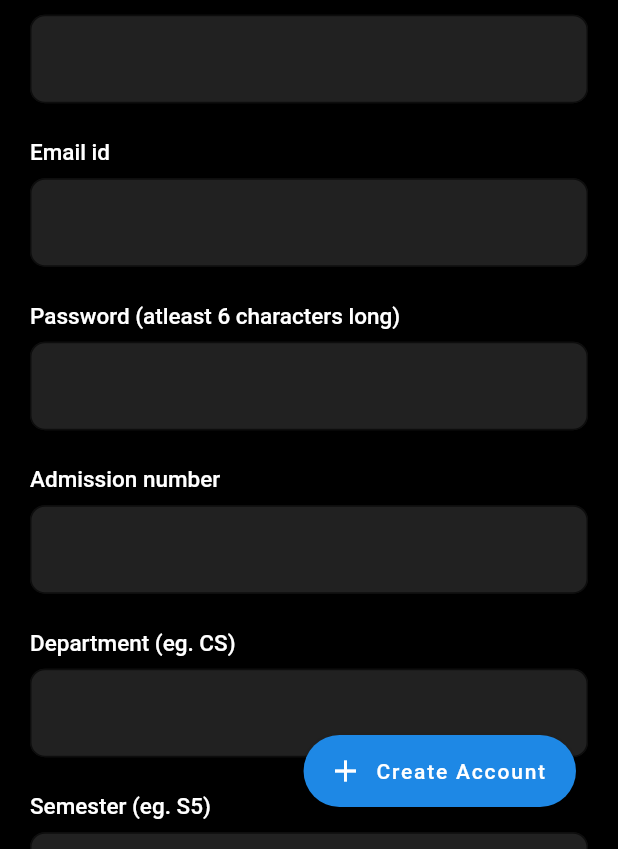
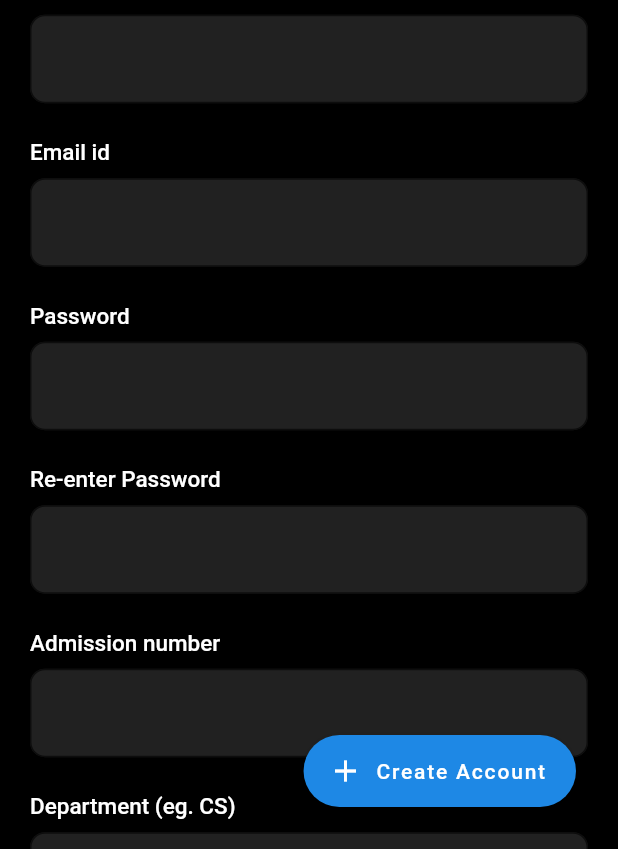
Before and after one commit to aKrRaC/bookopedia, a Flutter app: the SignUpPage screen opened directly, on a phone screen of 412 x 824 dp, the part 387-1236 px from its top. Run offline on Flutter 3.47's test engine with Material 2 defaults, Android fonts, the phone set to English and light mode, and no system bars; our stand-ins replace cloud_firestore, firebase_auth, flutter_spinkit; missing offline and left inert: flappy_search_bar; accounts and stored records are empty.

Commit message:
added some validators minor ui changes

```diff
--- a/lib/authentication/Login.dart
+++ b/lib/authentication/Login.dart
@@ -59,7 +59,16 @@ class _LoginPageState extends State<LoginPage> {
           ),
           TextFormField(
               style: TextStyle(color: Colors.white),
-              validator: (val) => val.isEmpty ? 'Fill in all the details!' : null,
+              validator: (val){
+                if(title == "Email id" && val.isEmpty){
+                  return "Please enter an email id";
+                }else if(title == "Password" && val.isEmpty){
+                  return "Please enter a password";
+                }
+                else{
+                  return null;
+                }
+              },
               onChanged: (val) {
               if (title == "Email id"){
                 setState(() => email = val);
--- a/lib/authentication/Signup.dart
+++ b/lib/authentication/Signup.dart
@@ -74,12 +74,36 @@ class _SignUpPageState extends State<SignUpPage> {
           ),
           TextFormField(
               style: TextStyle(color: Colors.white),
-              validator: (val) => val.isEmpty ? 'Fill in all the details!' : null,
+              validator: (val){
+                if(title == "Username" && val.isEmpty){
+                  return "Please enter a username";
+                }else if(title == "Email id" && val.isEmpty){
+                  return "Please enter a valid email id";
+                }else if(title == "Password" && val.isEmpty){
+                  return "Please enter a password";
+                }else if(title == "Password" && val.isNotEmpty && val.length < 6){
+                  return "Please enter a password of length >= 6";
+                }else if(title == "Re-enter Password" && val.isEmpty){
+                  return "Please re-enter password";
+                }else if(title == "Re-enter Password" && val != password && val.isNotEmpty){
+                  return "Passwords don\'t match";
+                } else if(title == "Admission number" && val.isEmpty && val.length !=6){
+                  return "Please enter a valid admission number";
+                }else if(title == "Department (eg. CS)" && val.isEmpty){
+                  return "Please enter department";
+                }else if(title == 'Semester (eg. S5)' && val.isEmpty){
+                  return "Please enter semester";
+                }else if(title == "Phone no." && val.isEmpty && val.length != 10) {
+                  return "Please enter a valid phone number";
+                }else{
+                  return null;
+                }
+              },
               onChanged: (val) {
                 if (title == "Email id"){
                   setState(() => email = val);
                 }
-                else if (title == 'Password (atleast 6 characters long)'){
+                else if (title == 'Password'){
                   setState(() => password = val);
                 }
                 else if (title == 'Username'){
@@ -174,7 +198,8 @@ class _SignUpPageState extends State<SignUpPage> {
       children: <Widget>[
         _entryField("Username",),
         _entryField("Email id"),
-        _entryField("Password (atleast 6 characters long)", isPassword: true),
+        _entryField("Password", isPassword: true),
+        _entryField("Re-enter Password", isPassword: true),
         _entryField("Admission number"),
         _entryField("Department (eg. CS)"),
         _entryField("Semester (eg. S5)"),
--- a/lib/pages/book_tile.dart
+++ b/lib/pages/book_tile.dart
@@ -21,7 +21,7 @@ class BookTile extends StatelessWidget {
           if(snapshot.hasData) {
             UserData userData = snapshot.data;
             if (book.bdept == userData.dept && book.bsem == userData.sem &&
-                book.userid != userData.admnum) {
+                book.userid != userData.admnum  && userData.credit > 10) {
               return Padding(
                 padding: const EdgeInsets.only(top: 8.0),
                 child: Card(
```
Also changed, not shown: lib/pages/editpage.dart (+26 -3 lines).
